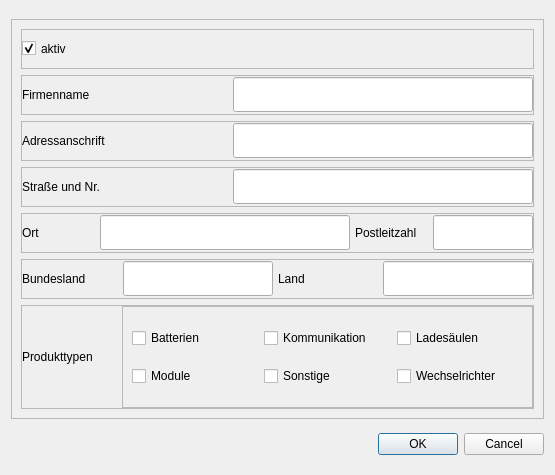
The window that src/ui/forms/manfacattrform.ui (creativeSloth/SUN_Maintenance) describes before a commit, drawn with Qt 5.
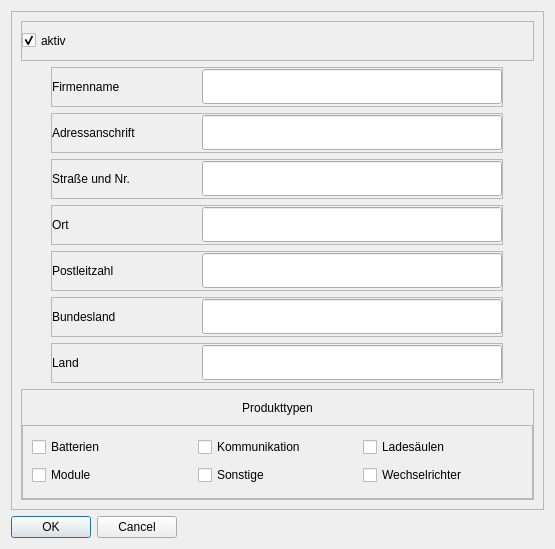
The same window after the commit.

Commit message: implemented articles_handling: + adding new articles + while adding a new manufacturer can be set + existing articles are displayed in the articles_overview table + existing articles can be modified afterwards + an existing article has also connections to its module and inverter properties db-wise

The edit to the form file:
```diff
--- a/src/ui/forms/manfacattrform.ui
+++ b/src/ui/forms/manfacattrform.ui
@@ -7,7 +7,7 @@
     <x>0</x>
     <y>0</y>
     <width>555</width>
-    <height>475</height>
+    <height>549</height>
    </rect>
   </property>
   <property name="sizePolicy">
@@ -37,7 +37,7 @@
      <property name="maximumSize">
       <size>
        <width>16777215</width>
-       <height>400</height>
+       <height>16777215</height>
       </size>
      </property>
      <property name="frameShape">
@@ -120,7 +120,7 @@
         </layout>
        </widget>
       </item>
-      <item>
+      <item alignment="Qt::AlignHCenter">
        <widget class="QFrame" name="frame_2">
         <property name="sizePolicy">
          <sizepolicy hsizetype="Expanding" vsizetype="Expanding">
@@ -162,7 +162,7 @@
          <property name="bottomMargin">
           <number>0</number>
          </property>
-         <item alignment="Qt::AlignLeft">
+         <item alignment="Qt::AlignRight">
           <widget class="QLabel" name="manufacturer_name_lbl">
            <property name="sizePolicy">
             <sizepolicy hsizetype="Expanding" vsizetype="Expanding">
@@ -172,13 +172,13 @@
            </property>
            <property name="minimumSize">
             <size>
-             <width>100</width>
+             <width>150</width>
              <height>35</height>
             </size>
            </property>
            <property name="maximumSize">
             <size>
-             <width>100</width>
+             <width>150</width>
              <height>35</height>
             </size>
            </property>
@@ -212,7 +212,7 @@
         </layout>
        </widget>
       </item>
-      <item>
+      <item alignment="Qt::AlignHCenter">
        <widget class="QFrame" name="frame_4">
         <property name="sizePolicy">
          <sizepolicy hsizetype="Expanding" vsizetype="Expanding">
@@ -254,7 +254,7 @@
          <property name="bottomMargin">
           <number>0</number>
          </property>
-         <item alignment="Qt::AlignLeft">
+         <item alignment="Qt::AlignRight">
           <widget class="QLabel" name="address_line_1_lbl">
            <property name="sizePolicy">
             <sizepolicy hsizetype="Expanding" vsizetype="Expanding">
@@ -264,13 +264,13 @@
            </property>
            <property name="minimumSize">
             <size>
-             <width>100</width>
+             <width>150</width>
              <height>35</height>
             </size>
            </property>
            <property name="maximumSize">
             <size>
-             <width>100</width>
+             <width>150</width>
              <height>35</height>
             </size>
            </property>
@@ -304,7 +304,7 @@
         </layout>
        </widget>
       </item>
-      <item>
+      <item alignment="Qt::AlignHCenter">
        <widget class="QFrame" name="frame_8">
         <property name="sizePolicy">
          <sizepolicy hsizetype="Expanding" vsizetype="Expanding">
@@ -346,7 +346,7 @@
          <property name="bottomMargin">
           <number>0</number>
          </property>
-         <item alignment="Qt::AlignLeft">
+         <item alignment="Qt::AlignRight">
           <widget class="QLabel" name="address_line_2_lbl">
            <property name="sizePolicy">
             <sizepolicy hsizetype="Expanding" vsizetype="Expanding">
@@ -356,13 +356,13 @@
            </property>
            <property name="minimumSize">
             <size>
-             <width>100</width>
+             <width>150</width>
              <height>35</height>
             </size>
            </property>
            <property name="maximumSize">
             <size>
-             <width>100</width>
+             <width>150</width>
              <height>35</height>
             </size>
            </property>
@@ -396,7 +396,7 @@
         </layout>
        </widget>
       </item>
-      <item>
+      <item alignment="Qt::AlignHCenter">
        <widget class="QFrame" name="frame_7">
         <property name="sizePolicy">
          <sizepolicy hsizetype="Expanding" vsizetype="Expanding">
@@ -424,7 +424,7 @@
         </property>
         <layout class="QHBoxLayout" name="horizontalLayout_4">
          <property name="spacing">
-          <number>5</number>
+          <number>0</number>
          </property>
          <property name="leftMargin">
           <number>0</number>
@@ -438,7 +438,7 @@
          <property name="bottomMargin">
           <number>0</number>
          </property>
-         <item alignment="Qt::AlignLeft">
+         <item alignment="Qt::AlignRight">
           <widget class="QLabel" name="city_lbl">
            <property name="sizePolicy">
             <sizepolicy hsizetype="Expanding" vsizetype="Expanding">
@@ -448,13 +448,13 @@
            </property>
            <property name="minimumSize">
             <size>
-             <width>0</width>
+             <width>150</width>
              <height>35</height>
             </size>
            </property>
            <property name="maximumSize">
             <size>
-             <width>50</width>
+             <width>150</width>
              <height>35</height>
             </size>
            </property>
@@ -473,19 +473,64 @@
            </property>
            <property name="minimumSize">
             <size>
-             <width>250</width>
+             <width>300</width>
              <height>35</height>
             </size>
            </property>
            <property name="maximumSize">
             <size>
-             <width>250</width>
+             <width>300</width>
              <height>35</height>
             </size>
            </property>
           </widget>
          </item>
-         <item alignment="Qt::AlignLeft">
+        </layout>
+       </widget>
+      </item>
+      <item alignment="Qt::AlignHCenter">
+       <widget class="QFrame" name="frame_10">
+        <property name="sizePolicy">
+         <sizepolicy hsizetype="Expanding" vsizetype="Expanding">
+          <horstretch>0</horstretch>
+          <verstretch>0</verstretch>
+         </sizepolicy>
+        </property>
+        <property name="minimumSize">
+         <size>
+          <width>0</width>
+          <height>40</height>
+         </size>
+        </property>
+        <property name="maximumSize">
+         <size>
+          <width>16777215</width>
+          <height>40</height>
+         </size>
+        </property>
+        <property name="frameShape">
+         <enum>QFrame::StyledPanel</enum>
+        </property>
+        <property name="frameShadow">
+         <enum>QFrame::Raised</enum>
+        </property>
+        <layout class="QHBoxLayout" name="horizontalLayout_6">
+         <property name="spacing">
+          <number>0</number>
+         </property>
+         <property name="leftMargin">
+          <number>0</number>
+         </property>
+         <property name="topMargin">
+          <number>0</number>
+         </property>
+         <property name="rightMargin">
+          <number>0</number>
+         </property>
+         <property name="bottomMargin">
+          <number>0</number>
+         </property>
+         <item alignment="Qt::AlignRight">
           <widget class="QLabel" name="postal_code_lbl">
            <property name="sizePolicy">
             <sizepolicy hsizetype="Expanding" vsizetype="Expanding">
@@ -495,13 +540,13 @@
            </property>
            <property name="minimumSize">
             <size>
-             <width>0</width>
+             <width>150</width>
              <height>35</height>
             </size>
            </property>
            <property name="maximumSize">
             <size>
-             <width>100</width>
+             <width>150</width>
              <height>35</height>
             </size>
            </property>
@@ -520,13 +565,13 @@
            </property>
            <property name="minimumSize">
             <size>
-             <width>100</width>
+             <width>300</width>
              <height>35</height>
             </size>
            </property>
            <property name="maximumSize">
             <size>
-             <width>100</width>
+             <width>300</width>
              <height>35</height>
             </size>
            </property>
@@ -535,7 +580,7 @@
         </layout>
        </widget>
       </item>
-      <item>
+      <item alignment="Qt::AlignHCenter">
        <widget class="QFrame" name="frame_9">
         <property name="sizePolicy">
          <sizepolicy hsizetype="Expanding" vsizetype="Expanding">
@@ -563,7 +608,7 @@
         </property>
         <layout class="QHBoxLayout" name="horizontalLayout_8">
          <property name="spacing">
-          <number>5</number>
+          <number>0</number>
          </property>
          <property name="leftMargin">
           <number>0</number>
@@ -577,7 +622,7 @@
          <property name="bottomMargin">
           <number>0</number>
          </property>
-         <item alignment="Qt::AlignLeft">
+         <item alignment="Qt::AlignRight">
           <widget class="QLabel" name="state_lbl">
            <property name="sizePolicy">
             <sizepolicy hsizetype="Expanding" vsizetype="Expanding">
@@ -587,13 +632,13 @@
            </property>
            <property name="minimumSize">
             <size>
-             <width>75</width>
+             <width>150</width>
              <height>35</height>
             </size>
            </property>
            <property name="maximumSize">
             <size>
-             <width>100</width>
+             <width>150</width>
              <height>35</height>
             </size>
            </property>
@@ -612,19 +657,64 @@
            </property>
            <property name="minimumSize">
             <size>
-             <width>150</width>
+             <width>300</width>
              <height>35</height>
             </size>
            </property>
            <property name="maximumSize">
             <size>
-             <width>150</width>
+             <width>300</width>
              <height>35</height>
             </size>
            </property>
           </widget>
          </item>
-         <item>
+        </layout>
+       </widget>
+      </item>
+      <item alignment="Qt::AlignHCenter">
+       <widget class="QFrame" name="frame_11">
+        <property name="sizePolicy">
+         <sizepolicy hsizetype="Expanding" vsizetype="Expanding">
+          <horstretch>0</horstretch>
+          <verstretch>0</verstretch>
+         </sizepolicy>
+        </property>
+        <property name="minimumSize">
+         <size>
+          <width>0</width>
+          <height>40</height>
+         </size>
+        </property>
+        <property name="maximumSize">
+         <size>
+          <width>16777215</width>
+          <height>40</height>
+         </size>
+        </property>
+        <property name="frameShape">
+         <enum>QFrame::StyledPanel</enum>
+        </property>
+        <property name="frameShadow">
+         <enum>QFrame::Raised</enum>
+        </property>
+        <layout class="QHBoxLayout" name="horizontalLayout_9">
+         <property name="spacing">
+          <number>0</number>
+         </property>
+         <property name="leftMargin">
+          <number>0</number>
+         </property>
+         <property name="topMargin">
+          <number>0</number>
+         </property>
+         <property name="rightMargin">
+          <number>0</number>
+         </property>
+         <property name="bottomMargin">
+          <number>0</number>
+         </property>
+         <item alignment="Qt::AlignRight">
           <widget class="QLabel" name="country_lbl">
            <property name="sizePolicy">
             <sizepolicy hsizetype="Expanding" vsizetype="Expanding">
@@ -634,13 +724,13 @@
            </property>
            <property name="minimumSize">
             <size>
-             <width>75</width>
+             <width>150</width>
              <height>35</height>
             </size>
            </property>
            <property name="maximumSize">
             <size>
-             <width>100</width>
+             <width>150</width>
              <height>35</height>
             </size>
            </property>
@@ -649,7 +739,7 @@
            </property>
           </widget>
          </item>
-         <item>
+         <item alignment="Qt::AlignLeft">
           <widget class="QLineEdit" name="country_txt">
            <property name="sizePolicy">
             <sizepolicy hsizetype="Expanding" vsizetype="Expanding">
@@ -659,13 +749,13 @@
            </property>
            <property name="minimumSize">
             <size>
-             <width>150</width>
+             <width>300</width>
              <height>35</height>
             </size>
            </property>
            <property name="maximumSize">
             <size>
-             <width>150</width>
+             <width>300</width>
              <height>35</height>
             </size>
            </property>
@@ -700,7 +790,7 @@
         <property name="frameShadow">
          <enum>QFrame::Raised</enum>
         </property>
-        <layout class="QHBoxLayout" name="horizontalLayout_2">
+        <layout class="QVBoxLayout" name="verticalLayout_3">
          <property name="spacing">
           <number>0</number>
          </property>
@@ -719,32 +809,35 @@
          <item>
           <widget class="QLabel" name="product_types_lbl">
            <property name="sizePolicy">
-            <sizepolicy hsizetype="Expanding" vsizetype="Expanding">
+            <sizepolicy hsizetype="Expanding" vsizetype="Minimum">
              <horstretch>0</horstretch>
              <verstretch>0</verstretch>
             </sizepolicy>
            </property>
            <property name="minimumSize">
             <size>
-             <width>100</width>
+             <width>0</width>
              <height>35</height>
             </size>
            </property>
            <property name="maximumSize">
             <size>
-             <width>100</width>
+             <width>16777215</width>
              <height>35</height>
             </size>
            </property>
            <property name="text">
             <string>Produkttypen</string>
            </property>
+           <property name="alignment">
+            <set>Qt::AlignCenter</set>
+           </property>
           </widget>
          </item>
          <item>
           <widget class="QFrame" name="frame">
            <property name="sizePolicy">
-            <sizepolicy hsizetype="Expanding" vsizetype="Minimum">
+            <sizepolicy hsizetype="Expanding" vsizetype="Expanding">
              <horstretch>0</horstretch>
              <verstretch>0</verstretch>
             </sizepolicy>
@@ -756,48 +849,48 @@
             <enum>QFrame::Raised</enum>
            </property>
            <layout class="QGridLayout" name="gridLayout">
-            <item row="0" column="0">
-             <widget class="QCheckBox" name="produces_batteries_cbox">
-              <property name="text">
-               <string>Batterien</string>
-              </property>
-             </widget>
-            </item>
-            <item row="1" column="0">
-             <widget class="QCheckBox" name="produces_modules_cbox">
-              <property name="text">
-               <string>Module</string>
-              </property>
-             </widget>
-            </item>
-            <item row="0" column="2">
-             <widget class="QCheckBox" name="produces_chg_points_cbox">
-              <property name="text">
-               <string>Ladesäulen</string>
-              </property>
-             </widget>
-            </item>
-            <item row="0" column="1">
+            <item row="2" column="1">
              <widget class="QCheckBox" name="produces_com_cbox">
               <property name="text">
                <string>Kommunikation</string>
               </property>
              </widget>
             </item>
-            <item row="1" column="1">
+            <item row="3" column="1">
              <widget class="QCheckBox" name="produces_misc_cbox">
               <property name="text">
                <string>Sonstige</string>
               </property>
              </widget>
             </item>
-            <item row="1" column="2">
+            <item row="3" column="2">
              <widget class="QCheckBox" name="produces_inverters_cbox">
               <property name="text">
                <string>Wechselrichter</string>
               </property>
              </widget>
             </item>
+            <item row="3" column="0">
+             <widget class="QCheckBox" name="produces_modules_cbox">
+              <property name="text">
+               <string>Module</string>
+              </property>
+             </widget>
+            </item>
+            <item row="2" column="0">
+             <widget class="QCheckBox" name="produces_batteries_cbox">
+              <property name="text">
+               <string>Batterien</string>
+              </property>
+             </widget>
+            </item>
+            <item row="2" column="2">
+             <widget class="QCheckBox" name="produces_chg_points_cbox">
+              <property name="text">
+               <string>Ladesäulen</string>
+              </property>
+             </widget>
+            </item>
            </layout>
           </widget>
          </item>
@@ -807,7 +900,7 @@
      </layout>
     </widget>
    </item>
-   <item>
+   <item alignment="Qt::AlignLeft">
     <widget class="QDialogButtonBox" name="buttonBox">
      <property name="orientation">
       <enum>Qt::Horizontal</enum>
```
The commit also changes 21 other files.
